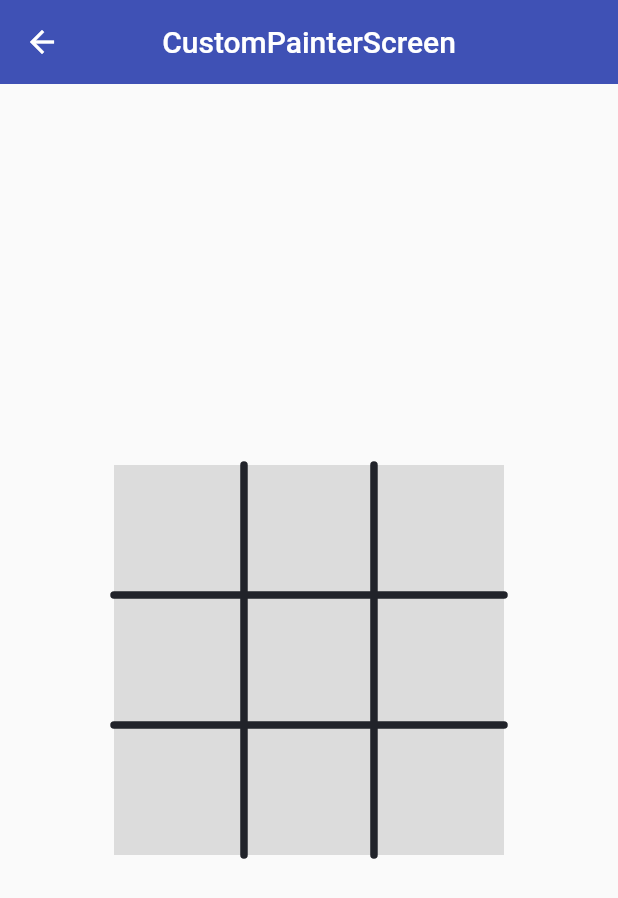
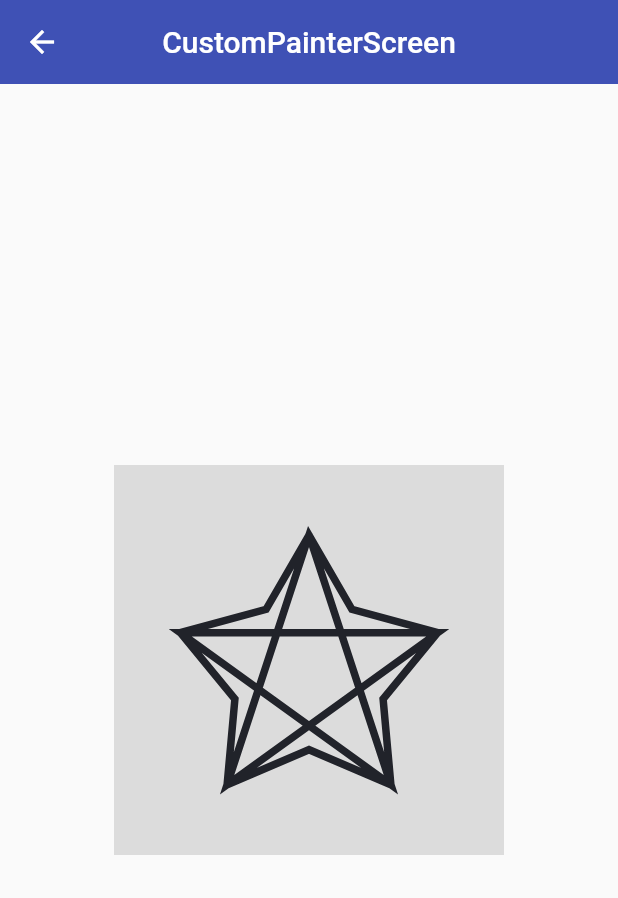
Before and after one commit to LuisPulenta/componentes, a Flutter app: the MiPaginaCustomPainter screen opened directly, on a phone screen of 412 x 824 dp. Shown: the top 898 px of the screen. Run offline on Flutter 3.47's test engine with Material 2 defaults, Android fonts, the phone set to English and light mode, and no system bars; our stand-ins replace animate_do; network calls fail.

```diff
--- a/lib/router/app_routes.dart
+++ b/lib/router/app_routes.dart
@@ -151,6 +151,24 @@ class AppRoutes {
         name: 'CustomPainter',
         screen: const CustomPainterScreen(),
         icon: Icons.graphic_eq),
+
+    MenuOption(
+        route: 'tooltip',
+        name: 'ToolTip',
+        screen: const ToolTipScreen(),
+        icon: Icons.tips_and_updates),
+
+    MenuOption(
+        route: 'fittedbox',
+        name: 'FittedBox',
+        screen: const FittedBoxScreen(),
+        icon: Icons.indeterminate_check_box_sharp),
+
+    MenuOption(
+        route: 'layoutbuilder',
+        name: 'LayoutBuilder',
+        screen: const LayoutBuilderScreen(),
+        icon: Icons.layers),
   ];
 
   // static Map<String, Widget Function(BuildContext)> routes = {
--- a/lib/screens/screens.dart
+++ b/lib/screens/screens.dart
@@ -7,12 +7,14 @@ export 'package:componentes/screens/custom_painter_screen.dart';
 export 'package:componentes/screens/expanded_screen.dart';
 export 'package:componentes/screens/fadeinimage_screen.dart';
 export 'package:componentes/screens/fadetransition_screen.dart';
+export 'package:componentes/screens/fittedbox_screen.dart';
 export 'package:componentes/screens/floatingactionbutton_screen.dart';
 export 'package:componentes/screens/future_builder_screen.dart';
 export 'package:componentes/screens/hero_screen.dart';
 export 'package:componentes/screens/home_screen.dart';
 export 'package:componentes/screens/inheritedwidget_screen.dart';
 export 'package:componentes/screens/inputs_screen.dart';
+export 'package:componentes/screens/layoutbuilder_screen.dart';
 export 'package:componentes/screens/listview_builder_screen.dart';
 export 'package:componentes/screens/listview1_screen.dart';
 export 'package:componentes/screens/listview2_screen.dart';
@@ -22,6 +24,7 @@ export 'package:componentes/screens/safe_area._screen.dart';
 export 'package:componentes/screens/slider_screen.dart';
 export 'package:componentes/screens/sliverappbar_screen.dart';
 export 'package:componentes/screens/sliverlist_screen.dart';
+export 'package:componentes/screens/streambuilder_screen.dart';
 export 'package:componentes/screens/table_screen.dart';
+export 'package:componentes/screens/tooltip_screen.dart';
 export 'package:componentes/screens/wrap_screen.dart';
-export 'package:componentes/screens/streambuilder_screen.dart';
```
Also changed, not shown: lib/screens/custom_painter_screen.dart (+26 -8 lines), lib/screens/fittedbox_screen.dart (added, +36 -0 lines), lib/screens/layoutbuilder_screen.dart (added, +62 -0 lines), lib/screens/tooltip_screen.dart (added, +33 -0 lines).
